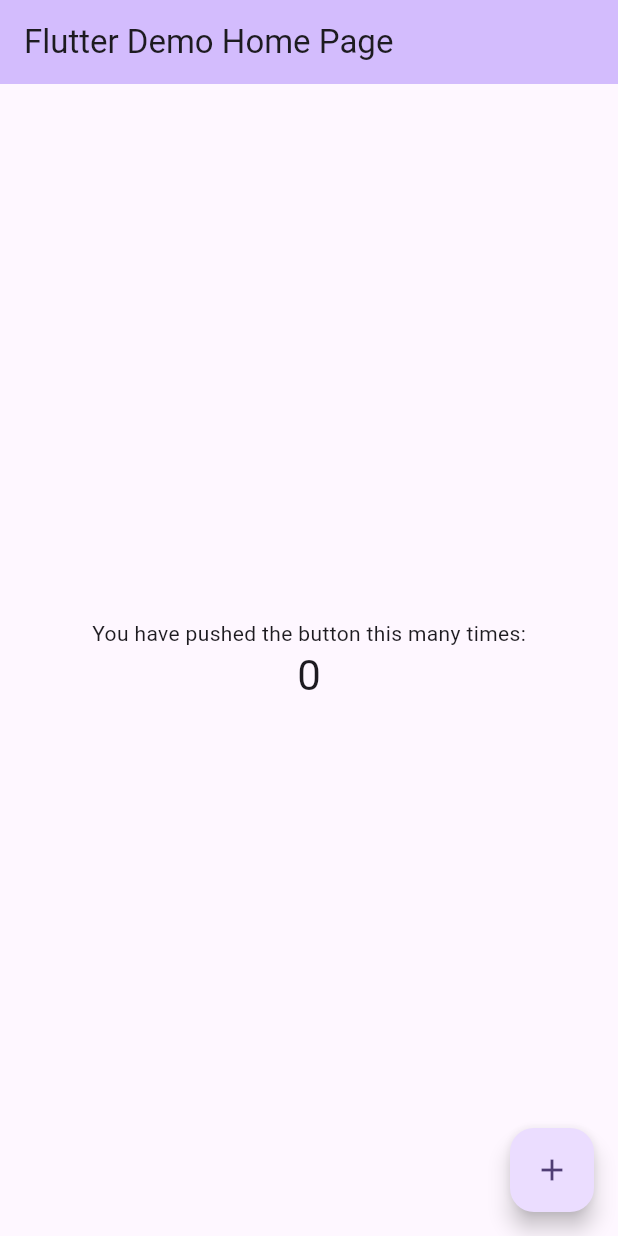
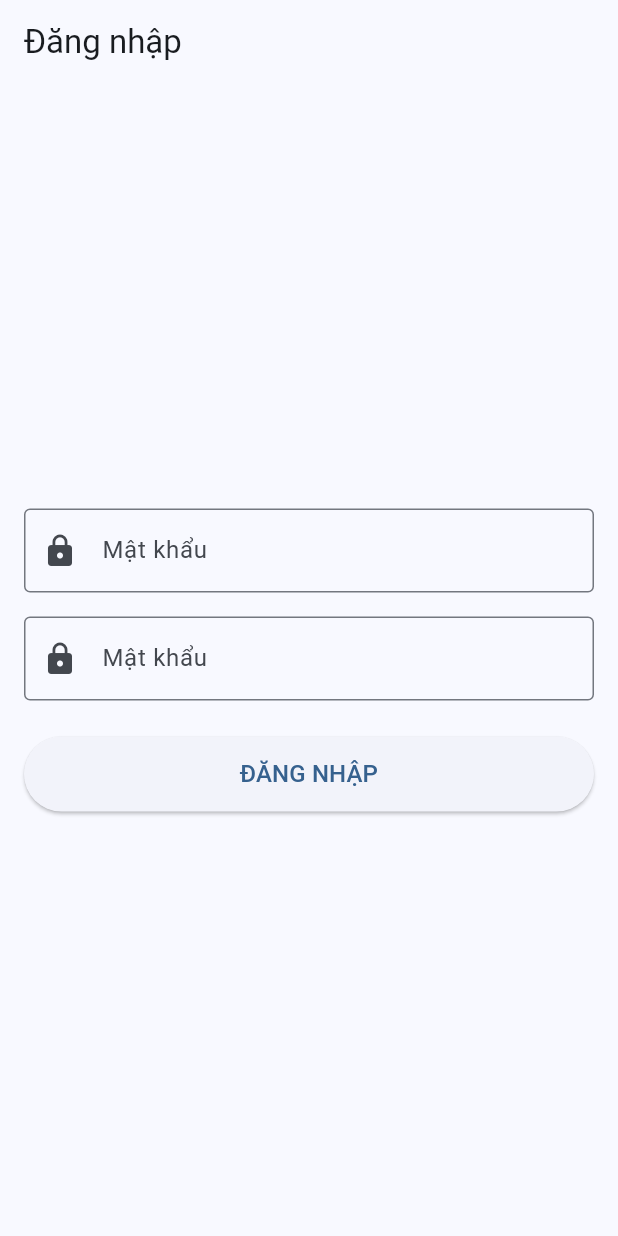
Before and after one commit to NguyenThanhhToan/orderly_mobile_app, a Flutter app: the screen it shows after launch, on a phone screen of 412 x 824 dp. Run offline on Flutter 3.47's test engine with Material 3 defaults, Android fonts, the light colour scheme and no system bars; our stand-ins replace dio, get.

```diff
--- a/lib/main.dart
+++ b/lib/main.dart
@@ -1,4 +1,7 @@
 import 'package:flutter/material.dart';
+import 'package:get/get_navigation/get_navigation.dart';
+import 'package:orderly/router/app_page.dart';
+import 'package:orderly/router/app_route.dart';
 
 void main() {
   runApp(const MyApp());
@@ -7,116 +10,17 @@ void main() {
 class MyApp extends StatelessWidget {
   const MyApp({super.key});
 
-  // This widget is the root of your application.
   @override
   Widget build(BuildContext context) {
-    return MaterialApp(
-      title: 'Flutter Demo',
+    return GetMaterialApp(
+      title: 'Orderly App',
+      debugShowCheckedModeBanner: false,
       theme: ThemeData(
-        // This is the theme of your application.
-        //
-        // TRY THIS: Try running your application with "flutter run". You'll see
-        // the application has a purple toolbar. Then, without quitting the app,
-        // try changing the seedColor in the colorScheme below to Colors.green
-        // and then invoke "hot reload" (save your changes or press the "hot
-        // reload" button in a Flutter-supported IDE, or press "r" if you used
-        // the command line to start the app).
-        //
-        // Notice that the counter didn't reset back to zero; the application
-        // state is not lost during the reload. To reset the state, use hot
-        // restart instead.
-        //
-        // This works for code too, not just values: Most code changes can be
-        // tested with just a hot reload.
-        colorScheme: ColorScheme.fromSeed(seedColor: Colors.deepPurple),
+        colorScheme: ColorScheme.fromSeed(seedColor: Colors.blue),
+        useMaterial3: true,
       ),
-      home: const MyHomePage(title: 'Flutter Demo Home Page'),
+      initialRoute: AppRoutes.login,
+      getPages: AppPages.routes,
     );
   }
 }
-
-class MyHomePage extends StatefulWidget {
-  const MyHomePage({super.key, required this.title});
-
-  // This widget is the home page of your application. It is stateful, meaning
-  // that it has a State object (defined below) that contains fields that affect
-  // how it looks.
-
-  // This class is the configuration for the state. It holds the values (in this
-  // case the title) provided by the parent (in this case the App widget) and
-  // used by the build method of the State. Fields in a Widget subclass are
-  // always marked "final".
-
-  final String title;
-
-  @override
-  State<MyHomePage> createState() => _MyHomePageState();
-}
-
-class _MyHomePageState extends State<MyHomePage> {
-  int _counter = 0;
-
-  void _incrementCounter() {
-    setState(() {
-      // This call to setState tells the Flutter framework that something has
-      // changed in this State, which causes it to rerun the build method below
-      // so that the display can reflect the updated values. If we changed
-      // _counter without calling setState(), then the build method would not be
-      // called again, and so nothing would appear to happen.
-      _counter++;
-    });
-  }
-
-  @override
-  Widget build(BuildContext context) {
-    // This method is rerun every time setState is called, for instance as done
-    // by the _incrementCounter method above.
-    //
-    // The Flutter framework has been optimized to make rerunning build methods
-    // fast, so that you can just rebuild anything that needs updating rather
-    // than having to individually change instances of widgets.
-    return Scaffold(
-      appBar: AppBar(
-        // TRY THIS: Try changing the color here to a specific color (to
-        // Colors.amber, perhaps?) and trigger a hot reload to see the AppBar
-        // change color while the other colors stay the same.
-        backgroundColor: Theme.of(context).colorScheme.inversePrimary,
-        // Here we take the value from the MyHomePage object that was created by
-        // the App.build method, and use it to set our appbar title.
-        title: Text(widget.title),
-      ),
-      body: Center(
-        // Center is a layout widget. It takes a single child and positions it
-        // in the middle of the parent.
-        child: Column(
-          // Column is also a layout widget. It takes a list of children and
-          // arranges them vertically. By default, it sizes itself to fit its
-          // children horizontally, and tries to be as tall as its parent.
-          //
-          // Column has various properties to control how it sizes itself and
-          // how it positions its children. Here we use mainAxisAlignment to
-          // center the children vertically; the main axis here is the vertical
-          // axis because Columns are vertical (the cross axis would be
-          // horizontal).
-          //
-          // TRY THIS: Invoke "debug painting" (choose the "Toggle Debug Paint"
-          // action in the IDE, or press "p" in the console), to see the
-          // wireframe for each widget.
-          mainAxisAlignment: MainAxisAlignment.center,
-          children: <Widget>[
-            const Text('You have pushed the button this many times:'),
-            Text(
-              '$_counter',
-              style: Theme.of(context).textTheme.headlineMedium,
-            ),
-          ],
-        ),
-      ),
-      floatingActionButton: FloatingActionButton(
-        onPressed: _incrementCounter,
-        tooltip: 'Increment',
-        child: const Icon(Icons.add),
-      ), // This trailing comma makes auto-formatting nicer for build methods.
-    );
-  }
-}
--- /dev/null
+++ b/lib/router/app_page.dart
@@ -0,0 +1,21 @@
+import 'package:get/get.dart';
+import 'package:orderly/screens/auth/controller/login_controller.dart';
+import 'package:orderly/screens/auth/login_screen.dart';
+import 'package:orderly/screens/home_screen.dart';
+import 'app_route.dart';
+
+class AppPages {
+  static final routes = [
+    GetPage(
+      name: AppRoutes.login,
+      page: () => LoginScreen(),
+      binding: BindingsBuilder(() {
+        Get.lazyPut(() => LoginController());
+      }),
+    ),
+    GetPage(
+      name: AppRoutes.home,
+      page: () => const HomeScreen(),
+    ),
+  ];
+}
--- /dev/null
+++ b/lib/router/app_route.dart
@@ -0,0 +1,4 @@
+class AppRoutes {
+  static const login = "/";
+  static const home = "/home";
+}
--- /dev/null
+++ b/lib/screens/auth/controller/login_controller.dart
@@ -0,0 +1,47 @@
+import 'package:flutter/material.dart';
+import 'package:get/get.dart';
+import '../../home_screen.dart';
+
+class LoginController extends GetxController {
+  final formKey = GlobalKey<FormState>();
+
+  final usernameController = TextEditingController();
+  final passwordController = TextEditingController();
+
+  final loading = false.obs;
+
+  String? validateUsername(String? value) {
+    if (value == null || value.trim().isEmpty) {
+      return 'Vui lòng nhập tên đăng nhập';
+    }
+    return null;
+  }
+
+  String? validatePassword(String? value) {
+    if (value == null || value.isEmpty) {
+      return 'Vui lòng nhập mật khẩu';
+    }
+    if (value.length < 6) {
+      return 'Mật khẩu tối thiểu 6 ký tự';
+    }
+    return null;
+  }
+
+  void login() {
+    if (!formKey.currentState!.validate()) return;
+
+    loading.value = true;
+
+    Future.delayed(const Duration(seconds: 1), () {
+      loading.value = false;
+      Get.offAll(() => const HomeScreen());
+    });
+  }
+
+  @override
+  void onClose() {
+    usernameController.dispose();
+    passwordController.dispose();
+    super.onClose();
+  }
+}
--- /dev/null
+++ b/lib/screens/auth/login_screen.dart
@@ -0,0 +1,66 @@
+import 'package:flutter/material.dart';
+import 'package:get/get.dart';
+import 'package:orderly/widget/app_button.dart';
+import 'controller/login_controller.dart';
+
+class LoginScreen extends StatelessWidget {
+  LoginScreen({super.key});
+
+  final controller = Get.find<LoginController>();
+
+  @override
+  Widget build(BuildContext context) {
+    return Scaffold(
+      appBar: AppBar(
+        title: const Text('Đăng nhập'),
+      ),
+      body: Padding(
+        padding: const EdgeInsets.all(16.0),
+        child: Form(
+          key: controller.formKey,
+          child: Column(
+            mainAxisAlignment: MainAxisAlignment.center,
+            children: [
+              TextFormField(
+                controller: controller.passwordController,
+                obscureText: true,
+                decoration: const InputDecoration(
+                  labelText: 'Mật khẩu',
+                  border: OutlineInputBorder(),
+                  prefixIcon: Icon(Icons.lock),
+                ),
+                validator: controller.validatePassword,
+              ),
+              const SizedBox(height: 16),
+              TextFormField(
+                controller: controller.passwordController,
+                decoration: const InputDecoration(
+                  labelText: 'Mật khẩu',
+                  border: OutlineInputBorder(),
+                  prefixIcon: Icon(Icons.lock),
+                ),
+                obscureText: true,
+                validator: (value) {
+                  if (value == null || value.isEmpty) {
+                    return 'Vui lòng nhập mật khẩu';
+                  }
+                  return null;
+                },
+              ),
+              const SizedBox(height: 24),
+              SizedBox(
+                width: double.infinity,
+                height: 50,
+                child: Obx(() => AppButton(
+                      text: 'ĐĂNG NHẬP',
+                      loading: controller.loading.value,
+                      onPressed: controller.login,
+                ))
+              ),
+            ],
+          ),
+        ),
+      ),
+    );
+  }
+}
--- /dev/null
+++ b/lib/widget/app_button.dart
@@ -0,0 +1,37 @@
+import 'package:flutter/material.dart';
+
+class AppButton extends StatelessWidget {
+  final String text;
+  final VoidCallback? onPressed;
+  final bool loading;
+  final double height;
+  final double? width;
+
+  const AppButton({
+    super.key,
+    required this.text,
+    required this.onPressed,
+    this.loading = false,
+    this.height = 50,
+    this.width,
+  });
+
+  @override
+  Widget build(BuildContext context) {
+    return SizedBox(
+      width: width ?? double.infinity,
+      height: height,
+      child: ElevatedButton(
+        onPressed: loading ? null : onPressed,
+        child: loading
+            ? const CircularProgressIndicator(
+                color: Colors.white,
+              )
+            : Text(
+                text,
+                style: const TextStyle(fontSize: 16),
+              ),
+      ),
+    );
+  }
+}
```
Also changed, not shown: lib/data/model/user.dart (added, +49 -0 lines), lib/data/type/api_responses.dart (added, +22 -0 lines), lib/screens/home_screen.dart (added, +45 -0 lines), lib/service/api_config.dart (added, +59 -0 lines), pubspec.yaml (+3 -70 lines), lib/data/type/type_responses.dart (added), lib/state/auth_controller.dart (added), pubspec.lock, 10 other files.
